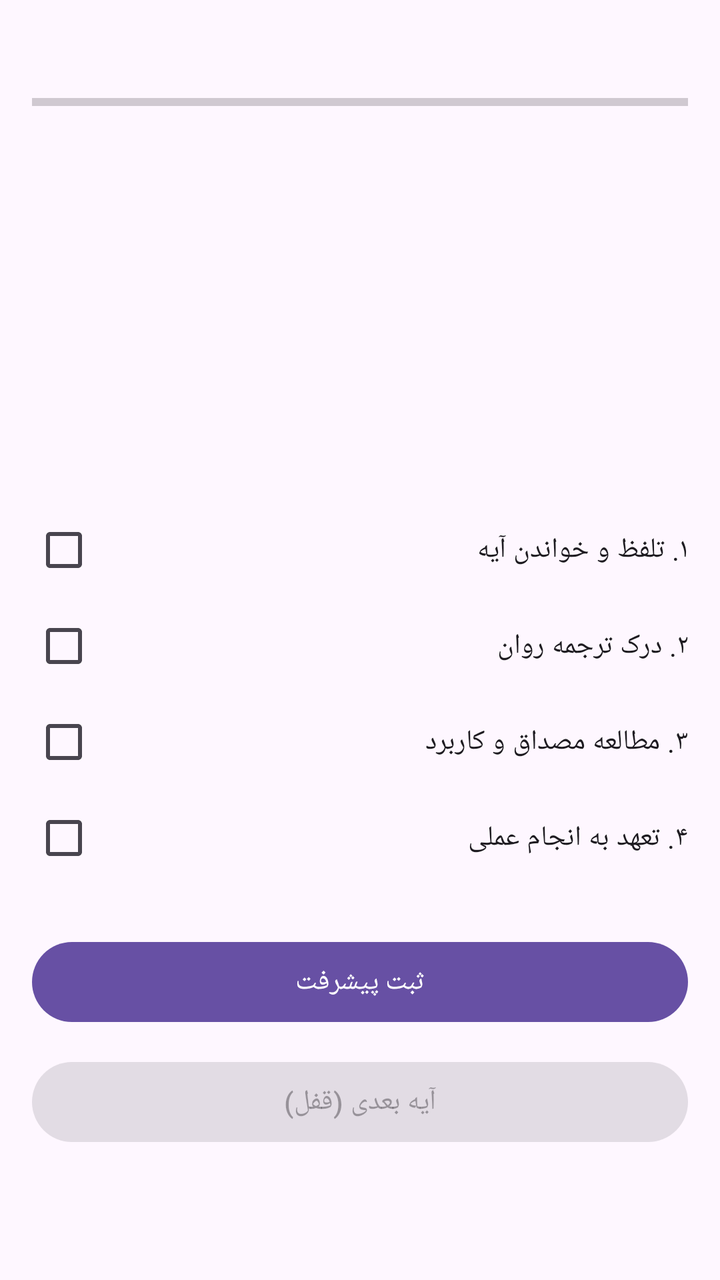
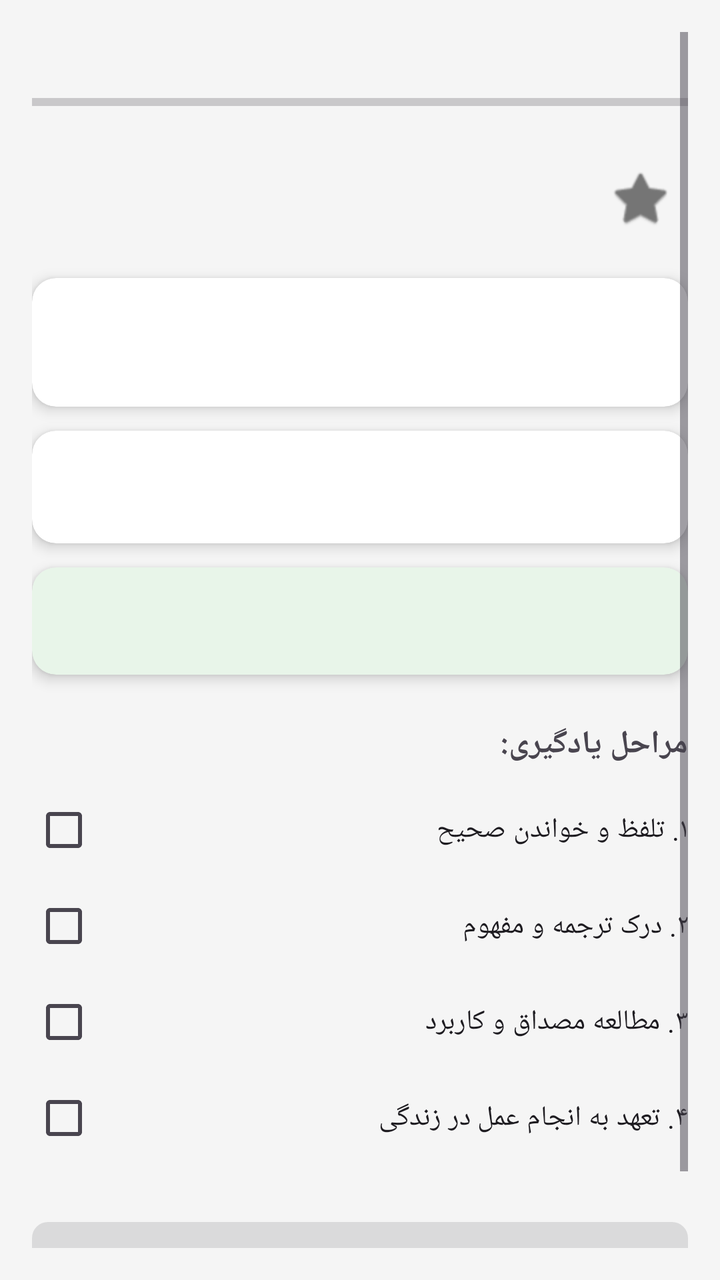

Compare the two renders of this Android layout. The source of the first and the diff that turns it into the second are given below.
<!-- AndroidManifest.xml: application theme Theme.Material3.DayNight.NoActionBar -->
<!-- res/layout/activity_main.xml -->
<?xml version="1.0" encoding="utf-8"?>
<ScrollView xmlns:android="http://schemas.android.com/apk/res/android"
    android:layout_width="match_parent"
    android:layout_height="match_parent"
    android:padding="16dp">

    <LinearLayout
        android:orientation="vertical"
        android:layout_width="match_parent"
        android:layout_height="wrap_content">

<TextView
    android:id="@+id/progressStatsText"
    android:layout_width="match_parent"
    android:layout_height="wrap_content"
    android:textAlignment="center"
    android:textSize="14sp"
    android:textColor="#555555"
    android:layout_marginBottom="8dp"/>


<ProgressBar
    android:id="@+id/progressBar"
    style="?android:attr/progressBarStyleHorizontal"
    android:layout_width="match_parent"
    android:layout_height="wrap_content"
    android:max="100"
    android:layout_marginBottom="16dp"/>

        <TextView android:id="@+id/verseNumber" android:textSize="20sp" android:textStyle="bold" android:layout_width="wrap_content" android:layout_height="wrap_content"/>
        <TextView android:id="@+id/arabicText" android:textSize="26sp" android:layout_marginTop="20dp" android:layout_width="match_parent" android:layout_height="wrap_content"/>
        <TextView android:id="@+id/translation" android:textSize="18sp" android:layout_marginTop="16dp" android:layout_width="match_parent" android:layout_height="wrap_content"/>
        <TextView android:id="@+id/exampleText" android:textSize="16sp" android:layout_marginTop="16dp" android:layout_marginBottom="16dp" android:layout_width="match_parent" android:layout_height="wrap_content"/>

        
        <CheckBox android:id="@+id/cbRead" android:text="۱. تلفظ و خواندن آیه" android:layout_width="match_parent" android:layout_height="wrap_content"/>
        <CheckBox android:id="@+id/cbTranslate" android:text="۲. درک ترجمه روان" android:layout_width="match_parent" android:layout_height="wrap_content"/>
        <CheckBox android:id="@+id/cbExample" android:text="۳. مطالعه مصداق و کاربرد" android:layout_width="match_parent" android:layout_height="wrap_content"/>
        <CheckBox android:id="@+id/cbAction" android:text="۴. تعهد به انجام عملی" android:layout_width="match_parent" android:layout_height="wrap_content"/>

        <Button android:id="@+id/doneButton" android:text="ثبت پیشرفت" android:layout_marginTop="24dp" android:layout_width="match_parent" android:layout_height="wrap_content"/>
        
        
        <Button android:id="@+id/nextButton" android:text="آیه بعدی (قفل)" android:enabled="false" android:layout_marginTop="12dp" android:layout_width="match_parent" android:layout_height="wrap_content"/>

    </LinearLayout>
</ScrollView>
<!-- resources referenced by this layout -->
<resources>

</resources>

<!-- the commit's change to res/layout/activity_main.xml (unified diff, before → after) -->
@@ -1,47 +1,161 @@
 <?xml version="1.0" encoding="utf-8"?>
 <ScrollView xmlns:android="http://schemas.android.com/apk/res/android"
+    xmlns:app="http://schemas.android.com/apk/res-auto"
     android:layout_width="match_parent"
     android:layout_height="match_parent"
-    android:padding="16dp">
+    android:padding="16dp"
+    android:background="#F5F5F5">
 
     <LinearLayout
-        android:orientation="vertical"
         android:layout_width="match_parent"
-        android:layout_height="wrap_content">
-
-<TextView
-    android:id="@+id/progressStatsText"
-    android:layout_width="match_parent"
-    android:layout_height="wrap_content"
-    android:textAlignment="center"
-    android:textSize="14sp"
-    android:textColor="#555555"
-    android:layout_marginBottom="8dp"/>
-
-
-<ProgressBar
-    android:id="@+id/progressBar"
-    style="?android:attr/progressBarStyleHorizontal"
-    android:layout_width="match_parent"
-    android:layout_height="wrap_content"
-    android:max="100"
-    android:layout_marginBottom="16dp"/>
-
-        <TextView android:id="@+id/verseNumber" android:textSize="20sp" android:textStyle="bold" android:layout_width="wrap_content" android:layout_height="wrap_content"/>
-        <TextView android:id="@+id/arabicText" android:textSize="26sp" android:layout_marginTop="20dp" android:layout_width="match_parent" android:layout_height="wrap_content"/>
-        <TextView android:id="@+id/translation" android:textSize="18sp" android:layout_marginTop="16dp" android:layout_width="match_parent" android:layout_height="wrap_content"/>
-        <TextView android:id="@+id/exampleText" android:textSize="16sp" android:layout_marginTop="16dp" android:layout_marginBottom="16dp" android:layout_width="match_parent" android:layout_height="wrap_content"/>
+        android:layout_height="wrap_content"
+        android:orientation="vertical">
 
         
-        <CheckBox android:id="@+id/cbRead" android:text="۱. تلفظ و خواندن آیه" android:layout_width="match_parent" android:layout_height="wrap_content"/>
-        <CheckBox android:id="@+id/cbTranslate" android:text="۲. درک ترجمه روان" android:layout_width="match_parent" android:layout_height="wrap_content"/>
-        <CheckBox android:id="@+id/cbExample" android:text="۳. مطالعه مصداق و کاربرد" android:layout_width="match_parent" android:layout_height="wrap_content"/>
-        <CheckBox android:id="@+id/cbAction" android:text="۴. تعهد به انجام عملی" android:layout_width="match_parent" android:layout_height="wrap_content"/>
+        <TextView
+            android:id="@+id/progressStatsText"
+            android:layout_width="match_parent"
+            android:layout_height="wrap_content"
+            android:textAlignment="center"
+            android:textSize="14sp"
+            android:textStyle="bold"
+            android:textColor="#333333" />
 
-        <Button android:id="@+id/doneButton" android:text="ثبت پیشرفت" android:layout_marginTop="24dp" android:layout_width="match_parent" android:layout_height="wrap_content"/>
+        <ProgressBar
+            android:id="@+id/progressBar"
+            style="?android:attr/progressBarStyleHorizontal"
+            android:layout_width="match_parent"
+            android:layout_height="wrap_content"
+            android:layout_marginTop="8dp"
+            android:layout_marginBottom="16dp" />
+
         
+        <LinearLayout
+            android:layout_width="match_parent"
+            android:layout_height="wrap_content"
+            android:orientation="horizontal"
+            android:gravity="center_vertical"
+            android:layout_marginBottom="16dp">
+
+            <TextView
+                android:id="@+id/verseNumber"
+                android:layout_width="0dp"
+                android:layout_height="wrap_content"
+                android:layout_weight="1"
+                android:textSize="20sp"
+                android:textStyle="bold"
+                android:textColor="#2E7D32" />
+
+            <ImageButton
+                android:id="@+id/favoriteButton"
+                android:layout_width="48dp"
+                android:layout_height="48dp"
+                android:background="?attr/selectableItemBackgroundBorderless"
+                android:src="@android:drawable/btn_star"
+                app:tint="#757575"
+                android:contentDescription="علاقه‌مندی" />
+        </LinearLayout>
+
         
-        <Button android:id="@+id/nextButton" android:text="آیه بعدی (قفل)" android:enabled="false" android:layout_marginTop="12dp" android:layout_width="match_parent" android:layout_height="wrap_content"/>
+        <androidx.cardview.widget.CardView
+            android:layout_width="match_parent"
+            android:layout_height="wrap_content"
+            android:layout_marginBottom="12dp"
+            app:cardCornerRadius="12dp"
+            app:cardElevation="4dp"
+            app:contentPadding="16dp">
+
+            <TextView
+                android:id="@+id/arabicText"
+                android:layout_width="match_parent"
+                android:layout_height="wrap_content"
+                android:textSize="24sp"
+                android:textAlignment="center"
+                android:lineSpacingExtra="8dp"
+                android:textColor="#000000" />
+        </androidx.cardview.widget.CardView>
+
+        
+        <androidx.cardview.widget.CardView
+            android:layout_width="match_parent"
+            android:layout_height="wrap_content"
+            android:layout_marginBottom="12dp"
+            app:cardCornerRadius="12dp"
+            app:cardElevation="4dp"
+            app:contentPadding="16dp">
+
+            <TextView
+                android:id="@+id/translation"
+                android:layout_width="match_parent"
+                android:layout_height="wrap_content"
+                android:textSize="18sp"
+                android:lineSpacingExtra="6dp"
+                android:textColor="#424242" />
+        </androidx.cardview.widget.CardView>
+
+        
+        <androidx.cardview.widget.CardView
+            android:layout_width="match_parent"
+            android:layout_height="wrap_content"
+            android:layout_marginBottom="24dp"
+            app:cardCornerRadius="12dp"
+            app:cardElevation="4dp"
+            app:contentPadding="16dp"
+            app:cardBackgroundColor="#E8F5E9">
+
+            <TextView
+                android:id="@+id/exampleText"
+                android:layout_width="match_parent"
+                android:layout_height="wrap_content"
+                android:textSize="16sp"
+                android:lineSpacingExtra="6dp"
+                android:textColor="#1B5E20" />
+        </androidx.cardview.widget.CardView>
+
+        
+        <TextView
+            android:layout_width="match_parent"
+            android:layout_height="wrap_content"
+            android:text="مراحل یادگیری:"
+            android:textStyle="bold"
+            android:textSize="16sp"
+            android:layout_marginBottom="8dp"/>
+
+        <CheckBox
+            android:id="@+id/checkBox1"
+            android:layout_width="match_parent"
+            android:layout_height="wrap_content"
+            android:text="۱. تلفظ و خواندن صحیح" />
+
+        <CheckBox
+            android:id="@+id/checkBox2"
+            android:layout_width="match_parent"
+            android:layout_height="wrap_content"
+            android:text="۲. درک ترجمه و مفهوم" />
+
+        <CheckBox
+            android:id="@+id/checkBox3"
+            android:layout_width="match_parent"
+            android:layout_height="wrap_content"
+            android:text="۳. مطالعه مصداق و کاربرد" />
+
+        <CheckBox
+            android:id="@+id/checkBox4"
+            android:layout_width="match_parent"
+            android:layout_height="wrap_content"
+            android:text="۴. تعهد به انجام عمل در زندگی" />
+
+        
+        <Button
+            android:id="@+id/nextButton"
+            android:layout_width="match_parent"
+            android:layout_height="60dp"
+            android:layout_marginTop="24dp"
+            android:layout_marginBottom="16dp"
+            android:text="آیه بعدی (قفل)"
+            android:textSize="18sp"
+            android:enabled="false"
+            app:cornerRadius="8dp" />
 
     </LinearLayout>
 </ScrollView>
